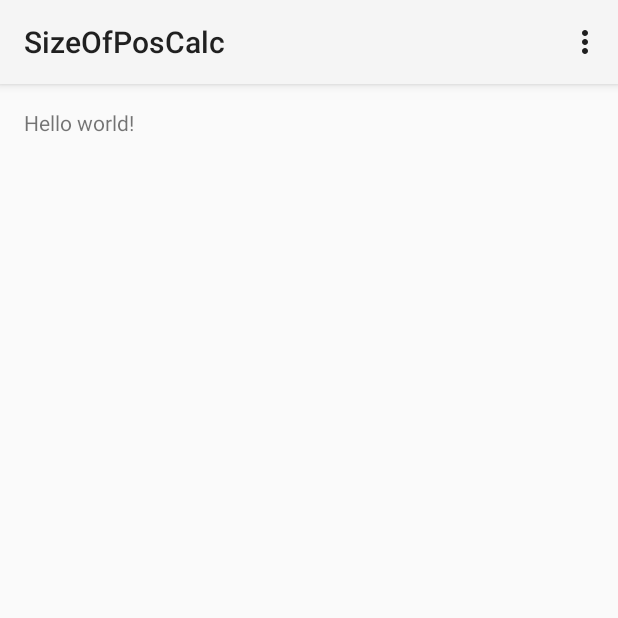
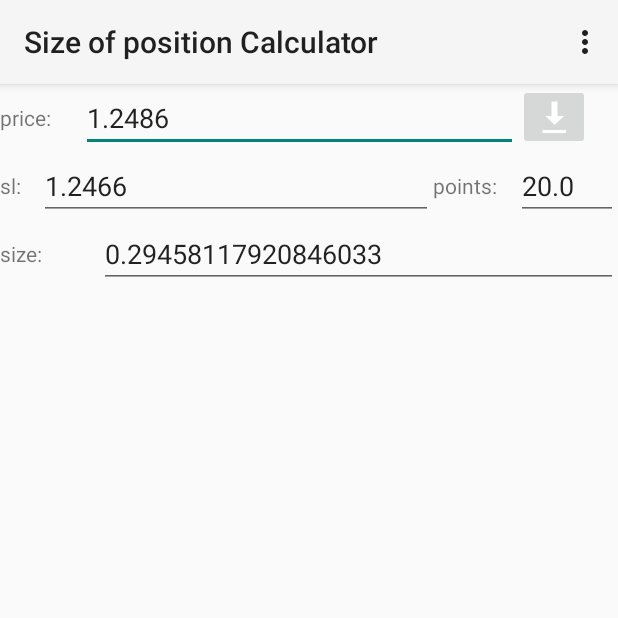
Before and after one commit to robert-danowski/RiskCalc, an Android app: the screen it shows after launch (MainActivity), on a phone screen of 412 x 824 dp, the top half of it. Run offline under Robolectric (Android 15) with nearby library versions, the phone set to English and light mode, and no system bars.

Commit message:
creating  GUI - start

```diff
--- a/app/src/main/java/skuteczne_inwestowanie/pl/sizeofposcalc/Account.java
+++ b/app/src/main/java/skuteczne_inwestowanie/pl/sizeofposcalc/Account.java
@@ -8,7 +8,7 @@ public class Account {
     private double balance;
     private double maxRisk; //in percents
 
-    public this()    {
+    public Account()    {
         //temporary
         currency = "PLN";
         balance = 10000;
--- a/app/src/main/java/skuteczne_inwestowanie/pl/sizeofposcalc/ConvertCurrency.java
+++ b/app/src/main/java/skuteczne_inwestowanie/pl/sizeofposcalc/ConvertCurrency.java
@@ -4,4 +4,8 @@ package skuteczne_inwestowanie.pl.sizeofposcalc;
  * Created by teodor on 2014-11-10.
  */
 public class ConvertCurrency {
+    public static double calc(double inValue,String inCur,String outCur) {
+        //temporary USD/PLN quotation
+        return inValue*3.39470;
+    }
 }
--- a/app/src/main/java/skuteczne_inwestowanie/pl/sizeofposcalc/Instrument.java
+++ b/app/src/main/java/skuteczne_inwestowanie/pl/sizeofposcalc/Instrument.java
@@ -8,12 +8,16 @@ public class Instrument {
     private String quotedCurrency;
     private double price; //how much quoted Currency you should give for 1 base currency
     private double pointSize; //0.0001 for EURUSD
+    private double lotValue; //in quotedCurrency (for EURUSD in USD)
+    private double minPos; //the smallest position in lots (in admiral markets it is 0.01 lots for eurusd)
 
-    public this() {
-        baseCurrency="EUR"
-        quotedCurrency="USD";
-        price=1.2486;
-        pointSize=0.0001;
+    public Instrument()    {
+        baseCurrency = "EUR";
+        quotedCurrency = "USD";
+        price = 1.2486;
+        pointSize = 0.0001;
+        lotValue = 10;
+        minPos=0.01;
     }
 
     public String getBaseCurrency() {
@@ -47,4 +51,20 @@ public class Instrument {
     public void setPrice(double price) {
         this.price = price;
     }
+
+    public double getLotValue() {
+        return lotValue;
+    }
+
+    public void setLotValue(double lotValue) {
+        this.lotValue = lotValue;
+    }
+
+    public double getMinPos() {
+        return minPos;
+    }
+
+    public void setMinPos(double minPos) {
+        this.minPos = minPos;
+    }
 }
--- a/app/src/main/java/skuteczne_inwestowanie/pl/sizeofposcalc/MainActivity.java
+++ b/app/src/main/java/skuteczne_inwestowanie/pl/sizeofposcalc/MainActivity.java
@@ -4,14 +4,35 @@ import android.app.Activity;
 import android.os.Bundle;
 import android.view.Menu;
 import android.view.MenuItem;
+import android.widget.EditText;
 
 
 public class MainActivity extends Activity {
+
+    private Position position;
+
+    private EditText etPrice;
+    private EditText etSl;
+    private EditText etSlOffset;
+    private EditText etSize;
 
     @Override
     protected void onCreate(Bundle savedInstanceState) {
         super.onCreate(savedInstanceState);
         setContentView(R.layout.activity_main);
+
+        position = new Position();
+
+        etPrice = (EditText) findViewById(R.id.etPrice);
+        etSl = (EditText) findViewById(R.id.etSl);
+        etSlOffset = (EditText) findViewById(R.id.etSlOffset);
+        etSize = (EditText) findViewById(R.id.etSize);
+
+        etPrice.setText(Double.toString(position.getOpenPrice()));
+        etSl.setText(Double.toString(position.getSl()));
+        etSlOffset.setText(Double.toString(position.calcSlOffset()));
+        etSize.setText(Double.toString(position.calcSize()));
+
     }
 
 
--- a/app/src/main/java/skuteczne_inwestowanie/pl/sizeofposcalc/Position.java
+++ b/app/src/main/java/skuteczne_inwestowanie/pl/sizeofposcalc/Position.java
@@ -7,8 +7,19 @@ package skuteczne_inwestowanie.pl.sizeofposcalc;
 public class Position {
     private Instrument instrument;
     private Account account;
+    private double openPrice; //open price
     private double sl; //stop loss
     private double size; //size in lots
+
+    //temporary
+    public Position() {
+        instrument = new Instrument();
+        account = new Account();
+
+        openPrice = instrument.getPrice();
+        sl = openPrice - 20 * instrument.getPointSize();
+        size = instrument.getMinPos();
+    }
 
     public Instrument getInstrument() {
         return instrument;
@@ -24,6 +35,14 @@ public class Position {
 
     public void setAccount(Account account) {
         this.account = account;
+    }
+
+    public double getOpenPrice() {
+        return openPrice;
+    }
+
+    public void setOpenPrice(double openPrice) {
+        this.openPrice = openPrice;
     }
 
     public double getSl() {
@@ -42,9 +61,22 @@ public class Position {
         this.size = size;
     }
 
-    public void calcSize() {
-        double MaxCapitalAtRisk=account.getMaxRisk()*account.getBalance();
-        double oneLotRisk=Math.abs(instrument.getPrice()-sl)/pointSize
-        size = MaxCapitalAtRisk/oneLotRisk;
+    public double calcSlOffset() {
+        return Math.floor((openPrice - sl) / instrument.getPointSize());
+    }
+
+    public double calcSize() {
+        double MaxCapitalAtRisk = account.getMaxRisk() * account.getBalance();
+//        double oneLotRisk = Math.floor(
+//                calcSlOffset()
+//                        * ConvertCurrency.calc(
+//                        instrument.getLotValue(), instrument.getQuotedCurrency(), account.getCurrency()
+//                ) / instrument.getMinPos()) * instrument.getMinPos();
+        int tempCalc = (int) Math.floor(calcSlOffset()
+                * ConvertCurrency.calc(instrument.getLotValue(), instrument.getQuotedCurrency(), account.getCurrency())
+                / instrument.getMinPos());
+        double oneLotRisk=tempCalc* instrument.getMinPos();
+        size = MaxCapitalAtRisk / oneLotRisk;
+        return size;
     }
 }
--- a/app/src/main/res/layout/activity_main.xml
+++ b/app/src/main/res/layout/activity_main.xml
@@ -1,16 +1,83 @@
-<RelativeLayout xmlns:android="http://schemas.android.com/apk/res/android"
-    xmlns:tools="http://schemas.android.com/tools"
+<LinearLayout xmlns:android="http://schemas.android.com/apk/res/android"
     android:layout_width="match_parent"
     android:layout_height="match_parent"
-    android:paddingLeft="@dimen/activity_horizontal_margin"
-    android:paddingRight="@dimen/activity_horizontal_margin"
-    android:paddingTop="@dimen/activity_vertical_margin"
-    android:paddingBottom="@dimen/activity_vertical_margin"
-    tools:context=".MainActivity">
+    android:orientation="vertical">
 
-    <TextView
-        android:text="@string/hello_world"
-        android:layout_width="wrap_content"
-        android:layout_height="wrap_content" />
+    <LinearLayout
+        android:layout_width="match_parent"
+        android:layout_height="wrap_content"
+        android:weightSum="100">
+        <TextView
+            android:layout_width="0dp"
+            android:layout_height="wrap_content"
+            android:text="price:"
+            android:layout_weight="15"
+            android:layout_gravity="center_vertical"/>
+        <EditText
+            android:id="@+id/etPrice"
+            android:layout_width="0dp"
+            android:layout_height="wrap_content"
+            android:inputType="numberDecimal"
+            android:text="1.2486"
+            android:layout_weight="80"/>
+        <ImageButton
+            android:id="@+id/ibDownload"
+            android:layout_width="wrap_content"
+            android:layout_height="wrap_content"
+            android:src="@android:drawable/stat_sys_download"
+            android:layout_gravity="right"
+            android:maxHeight="10dip"/>
+    </LinearLayout>
 
-</RelativeLayout>
+    <LinearLayout
+        android:layout_width="match_parent"
+        android:layout_height="wrap_content"
+        android:weightSum="100">
+        <TextView
+            android:layout_width="wrap_content"
+            android:layout_height="wrap_content"
+            android:text="sl:"
+            android:layout_weight="5"
+            android:layout_gravity="center_vertical"/>
+        <EditText
+            android:id="@+id/etSl"
+            android:layout_width="wrap_content"
+            android:layout_height="wrap_content"
+            android:inputType="numberDecimal"
+            android:text="1.2476"
+            android:layout_weight="80"/>
+        <TextView
+            android:layout_width="wrap_content"
+            android:layout_height="wrap_content"
+            android:text="points:"
+            android:layout_weight="5"
+            android:layout_gravity="center_vertical"/>
+        <EditText
+            android:id="@+id/etSlOffset"
+            android:layout_width="wrap_content"
+            android:layout_height="wrap_content"
+            android:inputType="numberSigned"
+            android:text="10"
+            android:layout_weight="10"/>
+    </LinearLayout>
+    <LinearLayout
+        android:layout_width="match_parent"
+        android:layout_height="wrap_content"
+        android:weightSum="100">
+        <TextView
+            android:layout_width="wrap_content"
+            android:layout_height="wrap_content"
+            android:text="size:"
+            android:layout_weight="20"
+            android:layout_gravity="center_vertical"/>
+        <EditText
+            android:id="@+id/etSize"
+            android:layout_width="wrap_content"
+            android:layout_height="wrap_content"
+            android:inputType="numberDecimal"
+            android:text="0.01"
+            android:layout_weight="80"/>
+    </LinearLayout>
+
+
+</LinearLayout>
--- /dev/null
+++ b/app/src/main/res/menu/my.xml
@@ -0,0 +1,8 @@
+<menu xmlns:android="http://schemas.android.com/apk/res/android"
+    xmlns:tools="http://schemas.android.com/tools"
+    tools:context="skuteczne_inwestowanie.pl.sizeofposcalc.MyActivity" >
+    <item android:id="@+id/action_settings"
+        android:title="@string/action_settings"
+        android:orderInCategory="100"
+        android:showAsAction="never" />
+</menu>
--- a/app/src/main/res/values/strings.xml
+++ b/app/src/main/res/values/strings.xml
@@ -1,8 +1,9 @@
 <?xml version="1.0" encoding="utf-8"?>
 <resources>
 
-    <string name="app_name">SizeOfPosCalc</string>
+    <string name="app_name">Size of position Calculator</string>
     <string name="hello_world">Hello world!</string>
     <string name="action_settings">Settings</string>
+    <string name="title_activity_my">MyActivity</string>
 
 </resources>
```
Also changed, not shown: 1 other file.
